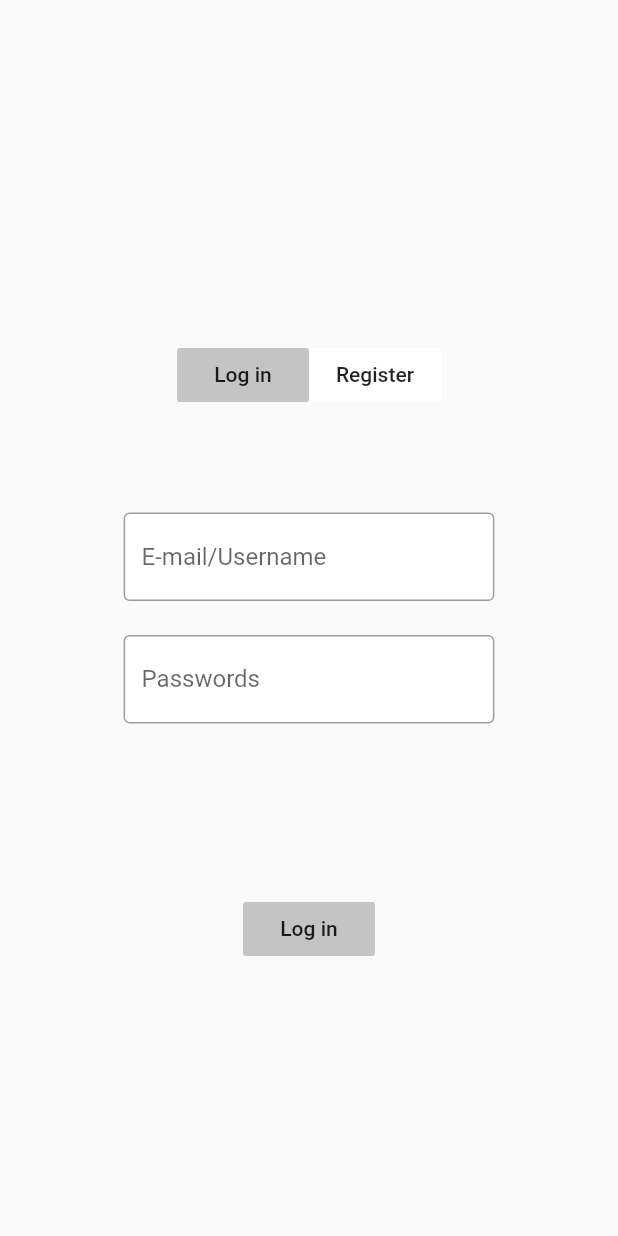
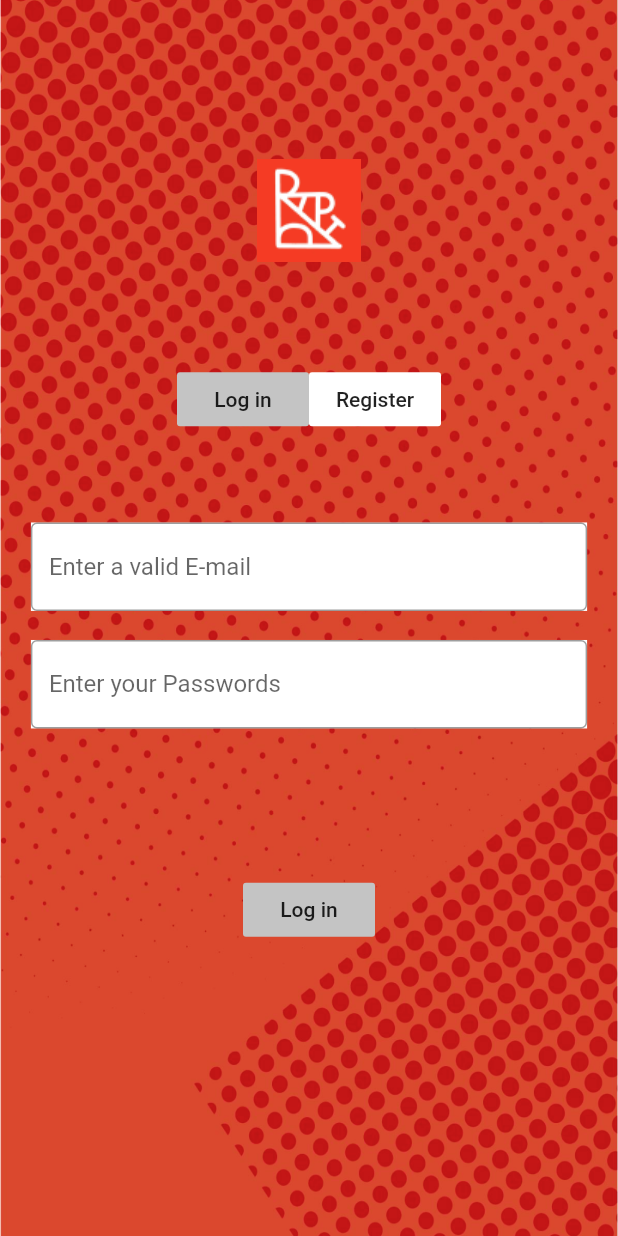
Before and after one commit to Jax0312/Rapidd, a Flutter app: the LoginPage screen opened directly, on a phone screen of 412 x 824 dp. Run offline on Flutter 3.47's test engine with Material 2 defaults, Android fonts, the phone set to English and light mode, and no system bars.

Commit message:
Update Login and Registration page

```diff
--- a/lib/login.dart
+++ b/lib/login.dart
@@ -1,23 +1,41 @@
 import 'package:flutter/material.dart';
-
 
 class LoginPage extends StatefulWidget {
   @override
-  _LoginPageState createState() => _LoginPageState();
+  _LoginPage createState() => _LoginPage();
 }
 
-class _LoginPageState extends State<LoginPage> {
+class _LoginPage extends State<LoginPage> {
   @override
   Widget build(BuildContext context) {
     var size = MediaQuery.of(context).size;
     return Scaffold(
       body: SafeArea(
+        child: Container(
+          decoration: BoxDecoration(
+            image: DecorationImage(
+              image: AssetImage("assets/images/Main.png"),
+              fit: BoxFit.fill,
+            ),
+          ),
           child: Column(
             mainAxisAlignment: MainAxisAlignment.center,
             crossAxisAlignment: CrossAxisAlignment.center,
             children: [
               Spacer(
-              flex: 10,
+                flex:3,
+              ),
+              Container(
+                height: size.height * 0.2,
+                width: size.width * 0.3,
+                decoration: BoxDecoration(
+                  image: DecorationImage(
+                    image: AssetImage("assets/images/RAPIDD Logo.png"),
+                  ),
+                ),
+              ),
+              Spacer(
+                flex: 1,
               ),
               Row(
                 mainAxisAlignment: MainAxisAlignment.center,
@@ -34,30 +52,29 @@ class _LoginPageState extends State<LoginPage> {
                   ),
                 ],
               ),
-            Spacer(
-                flex: 3),
+              Spacer(flex: 3),
               Container(
                 color: Colors.white,
-              width: size.width * 0.6,
+                width: size.width * 0.9,
                 child: TextField(
                   decoration: InputDecoration(
                     border: OutlineInputBorder(
                       borderSide: BorderSide(color: Colors.grey),
                     ),
-                  hintText: "E-mail/Username",
+                    hintText: "Enter a valid E-mail",
                   ),
                 ),
               ),
               Spacer(),
               Container(
                 color: Colors.white,
-              width: size.width * 0.6,
+                width: size.width * 0.9,
                 child: TextField(
                   decoration: InputDecoration(
                     border: OutlineInputBorder(
                       borderSide: BorderSide(color: Colors.grey),
                     ),
-                  hintText: "Passwords",
+                    hintText: "Enter your Passwords",
                   ),
                 ),
               ),
@@ -70,9 +87,10 @@ class _LoginPageState extends State<LoginPage> {
                 onPressed: () {/** */},
               ),
               Spacer(
-              flex: 8,
+                flex: 10,
               ),
             ],
+          ),
         ),
       ),
     );
```
Also changed, not shown: lib/main.dart (+3 -5 lines), lib/registration.dart (+25 -7 lines), asset/Rapidd/RAPIDD 1 2.png (added), assets/images/Main.png (added), assets/images/RAPIDD Logo.png (added). Lines whose indentation alone changed are shown as unchanged.
